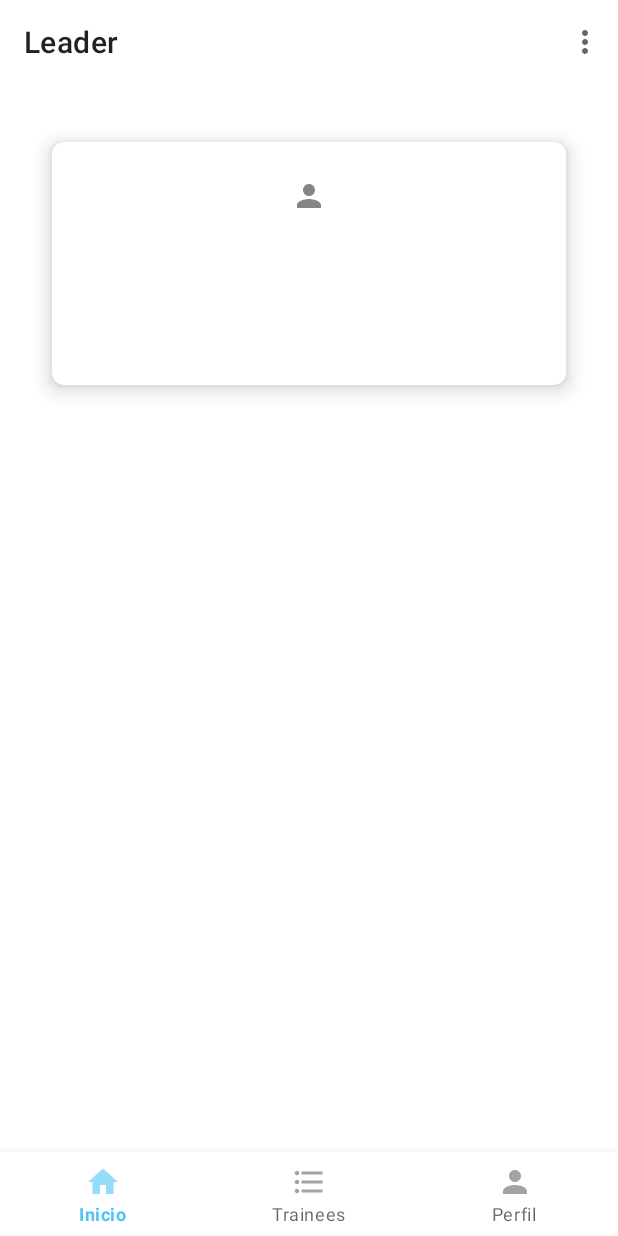
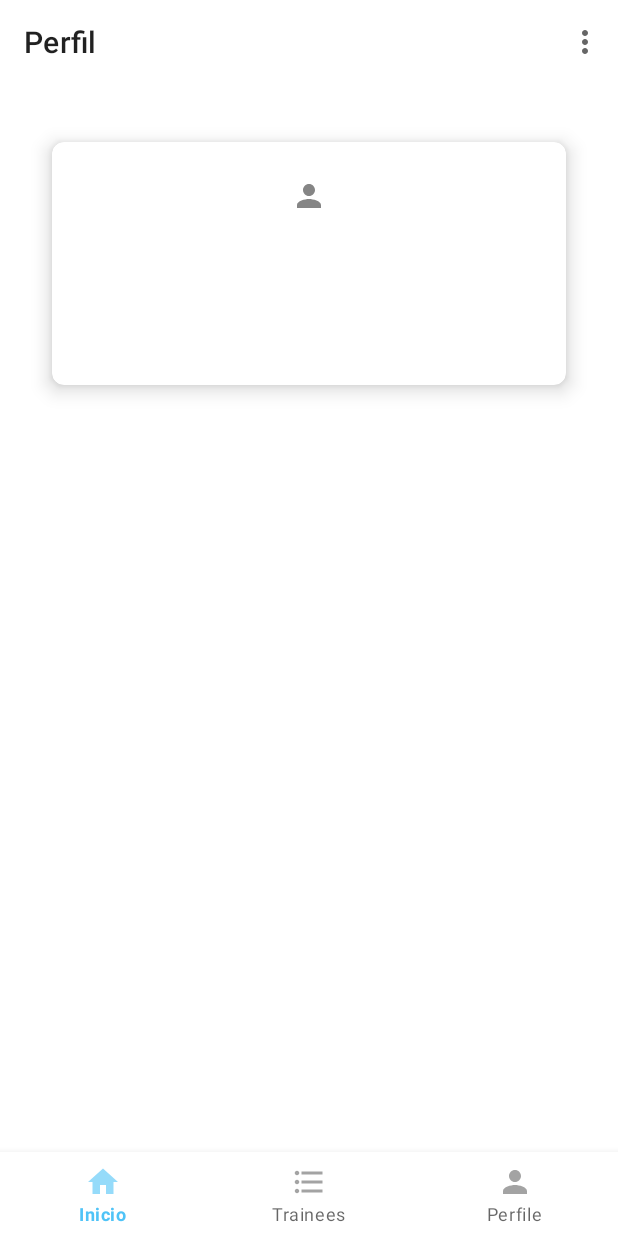
Before and after one commit to ferrariagustin/TraiLead, an Android app: the LeaderProfileFragment screen opened through its navigation route, on a phone screen of 412 x 824 dp. Run offline under Robolectric (Android 15) with nearby library versions, the phone set to English and light mode, and no system bars; our stand-ins replace Room's generated code, data binding.

Commit message:
refactors name and add toolbar in all fragments of leader

```diff
--- a/app/src/main/java/com/aferrari/trailead/home/view/leader/LeaderProfileFragment.kt
+++ b/app/src/main/java/com/aferrari/trailead/home/view/leader/LeaderProfileFragment.kt
@@ -1,5 +1,7 @@
 package com.aferrari.trailead.home.view.leader
 
+import android.content.Intent
+import android.net.Uri
 import android.os.Bundle
 import android.view.LayoutInflater
 import android.view.View
@@ -7,6 +9,8 @@ import android.view.ViewGroup
 import androidx.databinding.DataBindingUtil
 import androidx.fragment.app.Fragment
 import androidx.fragment.app.activityViewModels
+import com.aferrari.login.session.SessionManagement
+import com.aferrari.login.utils.StringUtils
 import com.aferrari.trailead.R
 import com.aferrari.trailead.databinding.LeaderProfileFragmentBinding
 import com.aferrari.trailead.home.viewmodel.HomeLeaderViewModel
@@ -30,6 +34,23 @@ class LeaderProfileFragment : Fragment() {
 
     override fun onViewCreated(view: View, savedInstanceState: Bundle?) {
         super.onViewCreated(view, savedInstanceState)
-        homeLeaderViewModel.initComponent()
+        binding.leaderProfileToolbar.setOnMenuItemClickListener {
+            when (it.itemId) {
+                R.id.close_session_leader_toolbar_menu -> logout()
+            }
+            return@setOnMenuItemClickListener true
+        }
+    }
+
+    private fun logout() {
+        SessionManagement(requireContext()).removeSession()
+        goLogin()
+    }
+
+    private fun goLogin() {
+        val intent = Intent(Intent.ACTION_VIEW, Uri.parse(StringUtils.DEEPLINK_LOGIN))
+        intent.flags = Intent.FLAG_ACTIVITY_CLEAR_TASK
+        startActivity(intent)
+        requireActivity().finish()
     }
 }
--- a/app/src/main/java/com/aferrari/trailead/home/view/leader/listTrainee/UnLinkedTraineeListFragment.kt
+++ b/app/src/main/java/com/aferrari/trailead/home/view/leader/listTrainee/UnLinkedTraineeListFragment.kt
@@ -7,11 +7,13 @@ import android.view.ViewGroup
 import androidx.databinding.DataBindingUtil
 import androidx.fragment.app.Fragment
 import androidx.fragment.app.activityViewModels
+import androidx.navigation.fragment.findNavController
 import androidx.recyclerview.widget.LinearLayoutManager
 import com.aferrari.trailead.R
 import com.aferrari.trailead.databinding.UnlinkedTraineeListFragmentBinding
 import com.aferrari.trailead.home.view.leader.listTrainee.adapter.UnLinkedTraineeListAdapter
 import com.aferrari.trailead.home.viewmodel.HomeLeaderViewModel
+
 
 class UnLinkedTraineeListFragment : Fragment() {
     lateinit var binding: UnlinkedTraineeListFragmentBinding
@@ -48,5 +50,8 @@ class UnLinkedTraineeListFragment : Fragment() {
             binding.traineesLeadersNoneRecycleView.adapter =
                 UnLinkedTraineeListAdapter(it, this, homeLeaderViewModel)
         }
+        binding.leaderUnlinkedTraineesToolbar.setNavigationOnClickListener {
+            findNavController().navigate(R.id.action_unLinkedTraineeListFragment_to_linkedTraineeListFragment)
+        }
     }
 }
--- a/app/src/main/res/layout/leader_activity.xml
+++ b/app/src/main/res/layout/leader_activity.xml
@@ -1,20 +1,5 @@
 <layout xmlns:android="http://schemas.android.com/apk/res/android"
     xmlns:app="http://schemas.android.com/apk/res-auto">
-
-    <LinearLayout
-        android:layout_width="match_parent"
-        android:layout_height="match_parent"
-        android:orientation="vertical">
-
-        <com.google.android.material.appbar.MaterialToolbar
-            android:id="@+id/leader_home_toolbar"
-            android:layout_width="match_parent"
-            android:layout_height="wrap_content"
-            app:layout_constraintEnd_toEndOf="parent"
-            app:layout_constraintStart_toStartOf="parent"
-            app:layout_constraintTop_toTopOf="parent"
-            app:menu="@menu/menu_item_toolbar_leader"
-            app:title="@string/leader" />
 
     <androidx.constraintlayout.widget.ConstraintLayout
         android:layout_width="match_parent"
@@ -25,7 +10,7 @@
             android:name="androidx.navigation.fragment.NavHostFragment"
             android:layout_width="match_parent"
             android:layout_height="match_parent"
-                android:paddingBottom="48dp"
+            android:paddingBottom="@dimen/bottom_navigation_size"
             app:defaultNavHost="true"
             app:layout_constraintEnd_toEndOf="parent"
             app:layout_constraintStart_toStartOf="parent"
@@ -42,6 +27,4 @@
             app:menu="@menu/menu_item_navigation_leader" />
     </androidx.constraintlayout.widget.ConstraintLayout>
 
-    </LinearLayout>
-
 </layout>
--- a/app/src/main/res/layout/leader_profile_fragment.xml
+++ b/app/src/main/res/layout/leader_profile_fragment.xml
@@ -12,6 +12,17 @@
         android:layout_width="match_parent"
         android:layout_height="match_parent">
 
+        <com.google.android.material.appbar.MaterialToolbar
+            android:id="@+id/leader_profile_toolbar"
+            android:layout_width="match_parent"
+            android:layout_height="wrap_content"
+            android:layout_marginBottom="@dimen/margin_small"
+            app:layout_constraintEnd_toEndOf="parent"
+            app:layout_constraintStart_toStartOf="parent"
+            app:layout_constraintTop_toTopOf="parent"
+            app:menu="@menu/menu_item_toolbar_leader"
+            app:title="@string/toolbar_profile" />
+
         <com.google.android.material.card.MaterialCardView
             android:layout_width="match_parent"
             android:layout_height="wrap_content"
@@ -22,7 +33,7 @@
             app:cardUseCompatPadding="true"
             app:layout_constraintEnd_toEndOf="parent"
             app:layout_constraintStart_toStartOf="parent"
-            app:layout_constraintTop_toTopOf="parent">
+            app:layout_constraintTop_toBottomOf="@id/leader_profile_toolbar">
 
             <androidx.constraintlayout.widget.ConstraintLayout
                 android:padding="@dimen/margin_small"
--- a/app/src/main/res/values/dimens.xml
+++ b/app/src/main/res/values/dimens.xml
@@ -11,5 +11,7 @@
     <!-- Shadow -->
     <dimen name="card_elevation_default_shadow">8dp</dimen>
     <dimen name="floating_elevation_default_shadow">12dp</dimen>
+    <dimen name="toolbar_size">48dp</dimen>
+    <dimen name="bottom_navigation_size">48dp</dimen>
 
 </resources>
--- a/app/src/main/res/values/strings.xml
+++ b/app/src/main/res/values/strings.xml
@@ -6,7 +6,9 @@
     <string name="scheme_app_name">trailead</string>
     <string name="logout_btn_text">Cerrar Session</string>
     <string name="trainees">Trainees</string>
-    <string name="profile">Perfil</string>
+    <string name="toolbar_profile">Perfil</string>
+    <string name="toolbar_trainees">Listado de Trainees</string>
+    <string name="toolbar_unlinked_trainees">Listado de Trainees sin líder</string>
     <string name="init">Inicio</string>
     <string name="more">Más</string>
     <string name="close_session">Cerrar sesión</string>
--- a/login/src/main/res/values/strings.xml
+++ b/login/src/main/res/values/strings.xml
@@ -11,6 +11,8 @@
     <string name="register_btn_text">Registrarse</string>
     <string name="trainee">Trainee</string>
     <string name="leader">Leader</string>
+    <string name="home">Inicio</string>
+    <string name="profile">Perfile</string>
 
     <!--  Dialog  -->
     <string name="title_error">Error</string>
```
Also changed, not shown: app/src/main/java/com/aferrari/trailead/home/view/leader/LeaderActivity.kt (+0 -25 lines), app/src/main/java/com/aferrari/trailead/home/viewmodel/HomeLeaderViewModel.kt (+3 -6 lines), app/src/main/res/drawable-anydpi/ic_back.xml (added, +11 -0 lines), app/src/main/res/layout/leader_home_fragment.xml (+9 -0 lines), app/src/main/res/layout/linked_trainee_list_fragment.xml (+13 -2 lines), app/src/main/res/layout/unlinked_trainee_list_fragment.xml (+12 -0 lines), app/src/main/res/drawable-hdpi/ic_back.png (added), app/src/main/res/drawable-mdpi/ic_back.png (added), app/src/main/res/drawable-xhdpi/ic_back.png (added), app/src/main/res/drawable-xxhdpi/ic_back.png (added). Lines whose indentation alone changed are shown as unchanged.
